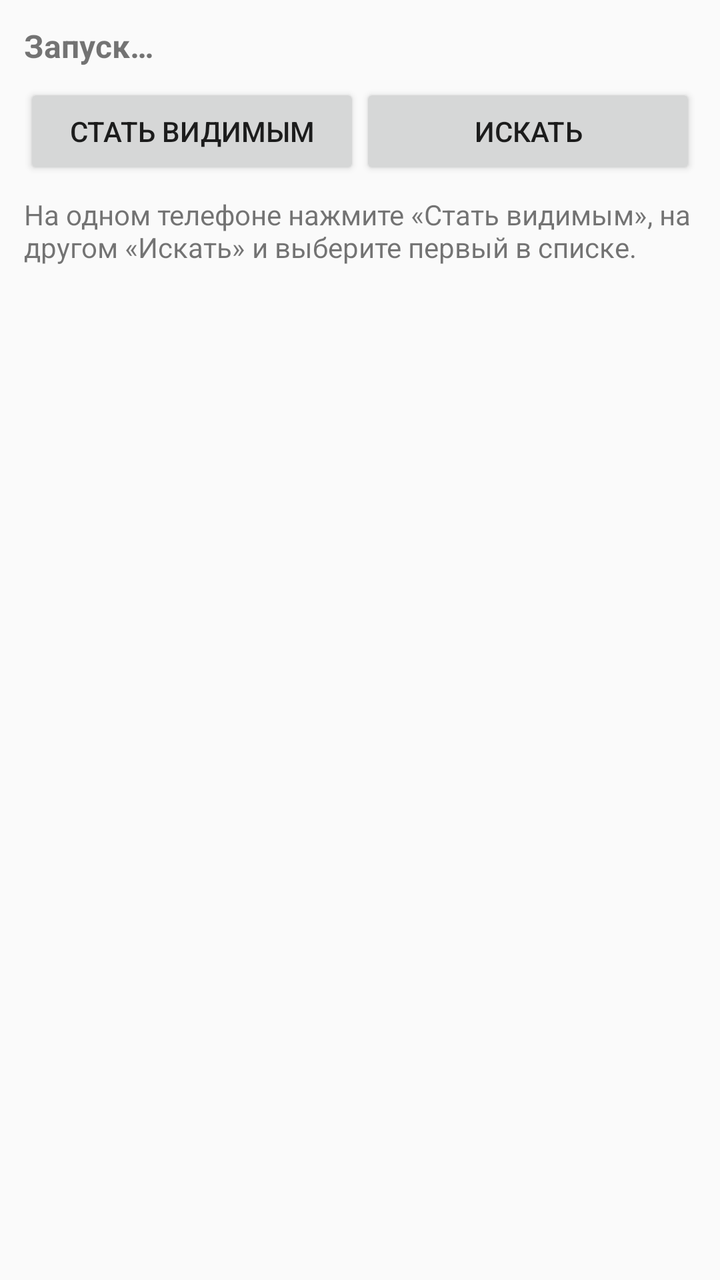
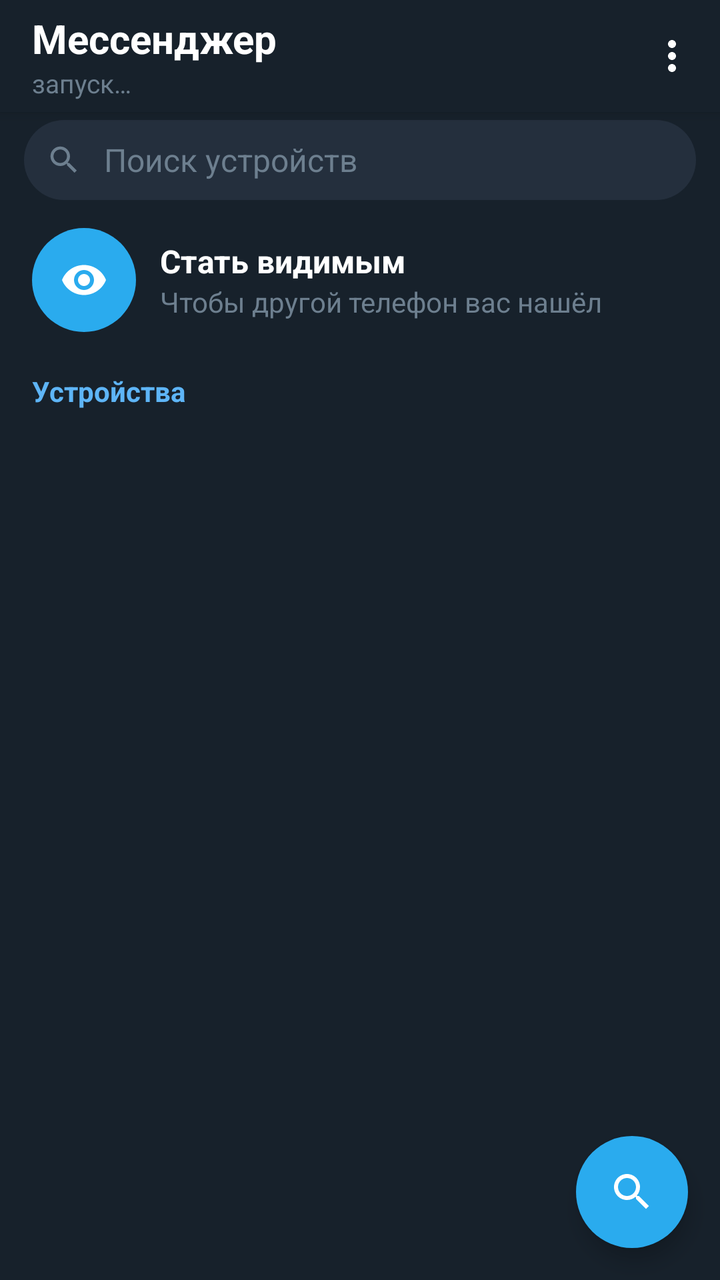

An Android layout rendered at two revisions. The XML below is the earlier revision; the diff shows what the commit changed to produce the second picture.
<!-- AndroidManifest.xml: application theme Theme.BtMessenger -->
<!-- res/layout/activity_main.xml -->
<?xml version="1.0" encoding="utf-8"?>
<LinearLayout xmlns:android="http://schemas.android.com/apk/res/android"
    android:layout_width="match_parent"
    android:layout_height="match_parent"
    android:orientation="vertical"
    android:padding="12dp">

    <TextView
        android:id="@+id/statusText"
        android:layout_width="match_parent"
        android:layout_height="wrap_content"
        android:paddingBottom="8dp"
        android:text="Запуск…"
        android:textSize="16sp"
        android:textStyle="bold" />

    
    <LinearLayout
        android:id="@+id/devicePanel"
        android:layout_width="match_parent"
        android:layout_height="0dp"
        android:layout_weight="1"
        android:orientation="vertical">

        <LinearLayout
            android:layout_width="match_parent"
            android:layout_height="wrap_content"
            android:orientation="horizontal">

            <Button
                android:id="@+id/btnDiscoverable"
                android:layout_width="0dp"
                android:layout_height="wrap_content"
                android:layout_weight="1"
                android:text="Стать видимым" />

            <Button
                android:id="@+id/btnScan"
                android:layout_width="0dp"
                android:layout_height="wrap_content"
                android:layout_weight="1"
                android:text="Искать" />
        </LinearLayout>

        <TextView
            android:layout_width="match_parent"
            android:layout_height="wrap_content"
            android:paddingTop="8dp"
            android:paddingBottom="8dp"
            android:text="На одном телефоне нажмите «Стать видимым», на другом «Искать» и выберите первый в списке." />

        <ListView
            android:id="@+id/deviceList"
            android:layout_width="match_parent"
            android:layout_height="0dp"
            android:layout_weight="1" />
    </LinearLayout>

    
    <LinearLayout
        android:id="@+id/chatPanel"
        android:layout_width="match_parent"
        android:layout_height="0dp"
        android:layout_weight="1"
        android:orientation="vertical"
        android:visibility="gone">

        <ListView
            android:id="@+id/messageList"
            android:layout_width="match_parent"
            android:layout_height="0dp"
            android:layout_weight="1"
            android:divider="@null"
            android:stackFromBottom="true"
            android:transcriptMode="alwaysScroll" />

        <LinearLayout
            android:layout_width="match_parent"
            android:layout_height="wrap_content"
            android:orientation="horizontal">

            <EditText
                android:id="@+id/input"
                android:layout_width="0dp"
                android:layout_height="wrap_content"
                android:layout_weight="1"
                android:hint="Сообщение"
                android:imeOptions="actionSend"
                android:inputType="textCapSentences"
                android:maxLength="1000" />

            <Button
                android:id="@+id/btnSend"
                android:layout_width="wrap_content"
                android:layout_height="wrap_content"
                android:text="Отправить" />
        </LinearLayout>

        <Button
            android:id="@+id/btnDisconnect"
            android:layout_width="match_parent"
            android:layout_height="wrap_content"
            android:text="Отключиться" />
    </LinearLayout>

</LinearLayout>
<!-- resources referenced by this layout -->
<resources>
  <style name="Theme.BtMessenger" parent="Theme.AppCompat.DayNight.DarkActionBar" />
</resources>

<!-- the commit's change to res/layout/activity_main.xml (unified diff, before → after) -->
@@ -2,59 +2,209 @@
 <LinearLayout xmlns:android="http://schemas.android.com/apk/res/android"
     android:layout_width="match_parent"
     android:layout_height="match_parent"
-    android:orientation="vertical"
-    android:padding="12dp">
-
-    <TextView
-        android:id="@+id/statusText"
-        android:layout_width="match_parent"
-        android:layout_height="wrap_content"
-        android:paddingBottom="8dp"
-        android:text="Запуск…"
-        android:textSize="16sp"
-        android:textStyle="bold" />
+    android:background="@color/tg_chat_bg"
+    android:orientation="vertical">
 
     
     <LinearLayout
-        android:id="@+id/devicePanel"
+        android:layout_width="match_parent"
+        android:layout_height="56dp"
+        android:background="@color/tg_header"
+        android:elevation="4dp"
+        android:gravity="center_vertical"
+        android:orientation="horizontal">
+
+        <ImageButton
+            android:id="@+id/btnBack"
+            android:layout_width="48dp"
+            android:layout_height="48dp"
+            android:background="?attr/selectableItemBackgroundBorderless"
+            android:contentDescription="Назад"
+            android:padding="12dp"
+            android:scaleType="centerInside"
+            android:src="@drawable/ic_back"
+            android:visibility="gone" />
+
+        <TextView
+            android:id="@+id/headerAvatar"
+            android:layout_width="40dp"
+            android:layout_height="40dp"
+            android:gravity="center"
+            android:textColor="#FFFFFF"
+            android:textSize="18sp"
+            android:textStyle="bold"
+            android:visibility="gone" />
+
+        <LinearLayout
+            android:layout_width="0dp"
+            android:layout_height="wrap_content"
+            android:layout_weight="1"
+            android:orientation="vertical"
+            android:paddingStart="16dp"
+            android:paddingEnd="8dp">
+
+            <TextView
+                android:id="@+id/headerTitle"
+                android:layout_width="match_parent"
+                android:layout_height="wrap_content"
+                android:ellipsize="end"
+                android:maxLines="1"
+                android:text="Мессенджер"
+                android:textColor="#FFFFFF"
+                android:textSize="20sp"
+                android:textStyle="bold" />
+
+            <TextView
+                android:id="@+id/headerSubtitle"
+                android:layout_width="match_parent"
+                android:layout_height="wrap_content"
+                android:ellipsize="end"
+                android:maxLines="1"
+                android:text="запуск…"
+                android:textColor="@color/tg_secondary"
+                android:textSize="13sp" />
+        </LinearLayout>
+
+        <ImageButton
+            android:id="@+id/btnMore"
+            android:layout_width="48dp"
+            android:layout_height="48dp"
+            android:background="?attr/selectableItemBackgroundBorderless"
+            android:contentDescription="Меню"
+            android:padding="12dp"
+            android:scaleType="centerInside"
+            android:src="@drawable/ic_more" />
+    </LinearLayout>
+
+    
+    <FrameLayout
+        android:id="@+id/listPanel"
         android:layout_width="match_parent"
         android:layout_height="0dp"
         android:layout_weight="1"
-        android:orientation="vertical">
+        android:background="@color/tg_header">
 
         <LinearLayout
             android:layout_width="match_parent"
-            android:layout_height="wrap_content"
-            android:orientation="horizontal">
-
-            <Button
-                android:id="@+id/btnDiscoverable"
-                android:layout_width="0dp"
-                android:layout_height="wrap_content"
+            android:layout_height="match_parent"
+            android:orientation="vertical">
+
+            
+            <LinearLayout
+                android:layout_width="match_parent"
+                android:layout_height="40dp"
+                android:layout_marginStart="12dp"
+                android:layout_marginTop="4dp"
+                android:layout_marginEnd="12dp"
+                android:layout_marginBottom="6dp"
+                android:background="@drawable/bg_search"
+                android:gravity="center_vertical"
+                android:orientation="horizontal">
+
+                <ImageView
+                    android:layout_width="40dp"
+                    android:layout_height="40dp"
+                    android:importantForAccessibility="no"
+                    android:padding="11dp"
+                    android:src="@drawable/ic_search"
+                    android:tint="@color/tg_secondary" />
+
+                <EditText
+                    android:id="@+id/searchInput"
+                    android:layout_width="0dp"
+                    android:layout_height="match_parent"
+                    android:layout_weight="1"
+                    android:background="@null"
+                    android:hint="Поиск устройств"
+                    android:imeOptions="actionDone"
+                    android:inputType="text"
+                    android:maxLines="1"
+                    android:paddingEnd="12dp"
+                    android:textColor="#FFFFFF"
+                    android:textColorHint="@color/tg_secondary"
+                    android:textSize="16sp" />
+            </LinearLayout>
+
+            <LinearLayout
+                android:id="@+id/rowVisible"
+                android:layout_width="match_parent"
+                android:layout_height="wrap_content"
+                android:background="?attr/selectableItemBackground"
+                android:clickable="true"
+                android:focusable="true"
+                android:gravity="center_vertical"
+                android:orientation="horizontal"
+                android:paddingStart="16dp"
+                android:paddingTop="8dp"
+                android:paddingEnd="16dp"
+                android:paddingBottom="8dp">
+
+                <ImageView
+                    android:layout_width="52dp"
+                    android:layout_height="52dp"
+                    android:background="@drawable/bg_circle_blue"
+                    android:contentDescription="Стать видимым"
+                    android:padding="14dp"
+                    android:src="@drawable/ic_visibility" />
+
+                <LinearLayout
+                    android:layout_width="0dp"
+                    android:layout_height="wrap_content"
+                    android:layout_weight="1"
+                    android:orientation="vertical"
+                    android:paddingStart="12dp">
+
+                    <TextView
+                        android:layout_width="match_parent"
+                        android:layout_height="wrap_content"
+                        android:text="Стать видимым"
+                        android:textColor="#FFFFFF"
+                        android:textSize="16sp"
+                        android:textStyle="bold" />
+
+                    <TextView
+                        android:layout_width="match_parent"
+                        android:layout_height="wrap_content"
+                        android:text="Чтобы другой телефон вас нашёл"
+                        android:textColor="@color/tg_secondary"
+                        android:textSize="14sp" />
+                </LinearLayout>
+            </LinearLayout>
+
+            <TextView
+                android:layout_width="match_parent"
+                android:layout_height="wrap_content"
+                android:paddingStart="16dp"
+                android:paddingTop="12dp"
+                android:paddingEnd="16dp"
+                android:paddingBottom="4dp"
+                android:text="Устройства"
+                android:textColor="@color/tg_accent"
+                android:textSize="14sp"
+                android:textStyle="bold" />
+
+            <androidx.recyclerview.widget.RecyclerView
+                android:id="@+id/deviceList"
+                android:layout_width="match_parent"
+                android:layout_height="0dp"
                 android:layout_weight="1"
-                android:text="Стать видимым" />
-
-            <Button
-                android:id="@+id/btnScan"
-                android:layout_width="0dp"
-                android:layout_height="wrap_content"
-                android:layout_weight="1"
-                android:text="Искать" />
+                android:clipToPadding="false"
+                android:paddingBottom="88dp" />
         </LinearLayout>
 
-        <TextView
-            android:layout_width="match_parent"
-            android:layout_height="wrap_content"
-            android:paddingTop="8dp"
-            android:paddingBottom="8dp"
-            android:text="На одном телефоне нажмите «Стать видимым», на другом «Искать» и выберите первый в списке." />
-
-        <ListView
-            android:id="@+id/deviceList"
-            android:layout_width="match_parent"
-            android:layout_height="0dp"
-            android:layout_weight="1" />
-    </LinearLayout>
+        <ImageButton
+            android:id="@+id/fabScan"
+            android:layout_width="56dp"
+            android:layout_height="56dp"
+            android:layout_gravity="bottom|end"
+            android:layout_margin="16dp"
+            android:background="@drawable/bg_circle_blue"
+            android:contentDescription="Искать"
+            android:elevation="6dp"
+            android:padding="16dp"
+            android:scaleType="centerInside"
+            android:src="@drawable/ic_search" />
+    </FrameLayout>
 
     
     <LinearLayout
@@ -62,45 +212,80 @@
         android:layout_width="match_parent"
         android:layout_height="0dp"
         android:layout_weight="1"
+        android:background="@drawable/bg_chat_wallpaper"
         android:orientation="vertical"
         android:visibility="gone">
 
-        <ListView
+        <androidx.recyclerview.widget.RecyclerView
             android:id="@+id/messageList"
             android:layout_width="match_parent"
             android:layout_height="0dp"
             android:layout_weight="1"
-            android:divider="@null"
-            android:stackFromBottom="true"
-            android:transcriptMode="alwaysScroll" />
-
+            android:clipToPadding="false"
+            android:paddingTop="8dp"
+            android:paddingBottom="8dp" />
+
+        
         <LinearLayout
             android:layout_width="match_parent"
             android:layout_height="wrap_content"
-            android:orientation="horizontal">
-
-            <EditText
-                android:id="@+id/input"
+            android:gravity="bottom"
+            android:orientation="horizontal"
+            android:paddingStart="8dp"
+            android:paddingTop="4dp"
+            android:paddingEnd="8dp"
+            android:paddingBottom="8dp">
+
+            <LinearLayout
                 android:layout_width="0dp"
                 android:layout_height="wrap_content"
                 android:layout_weight="1"
-                android:hint="Сообщение"
-                android:imeOptions="actionSend"
-                android:inputType="textCapSentences"
-                android:maxLength="1000" />
-
-            <Button
+                android:background="@drawable/bg_input_pill"
+                android:gravity="bottom"
+                android:minHeight="48dp"
+                android:orientation="horizontal">
+
+                <EditText
+                    android:id="@+id/input"
+                    android:layout_width="0dp"
+                    android:layout_height="wrap_content"
+                    android:layout_weight="1"
+                    android:background="@null"
+                    android:hint="Сообщение"
+                    android:inputType="textCapSentences|textMultiLine"
+                    android:maxLength="1000"
+                    android:maxLines="5"
+                    android:minHeight="48dp"
+                    android:paddingStart="16dp"
+                    android:paddingEnd="4dp"
+                    android:textColor="#FFFFFF"
+                    android:textColorHint="@color/tg_secondary"
+                    android:textSize="17sp" />
+
+                <ImageButton
+                    android:id="@+id/btnLocation"
+                    android:layout_width="48dp"
+                    android:layout_height="48dp"
+                    android:background="?attr/selectableItemBackgroundBorderless"
+                    android:contentDescription="Отправить, где я"
+                    android:padding="12dp"
+                    android:scaleType="centerInside"
+                    android:src="@drawable/ic_place"
+                    android:tint="@color/tg_secondary" />
+            </LinearLayout>
+
+            <ImageButton
                 android:id="@+id/btnSend"
-                android:layout_width="wrap_content"
-                android:layout_height="wrap_content"
-                android:text="Отправить" />
+                android:layout_width="48dp"
+                android:layout_height="48dp"
+                android:layout_marginStart="8dp"
+                android:background="@drawable/bg_circle_blue"
+                android:contentDescription="Отправить"
+                android:padding="12dp"
+                android:scaleType="centerInside"
+                android:src="@drawable/ic_send"
+                android:visibility="gone" />
         </LinearLayout>
-
-        <Button
-            android:id="@+id/btnDisconnect"
-            android:layout_width="match_parent"
-            android:layout_height="wrap_content"
-            android:text="Отключиться" />
     </LinearLayout>
 
 </LinearLayout>
<!-- resource entries referenced after the edit -->
@@ -1,5 +1,104 @@
 <!-- resources referenced by this layout -->
 <resources>
-  <style name="Theme.BtMessenger" parent="Theme.AppCompat.DayNight.DarkActionBar" />
+  <color name="tg_accent">#5EB5F7</color>
+  <color name="tg_chat_bg">#0E1621</color>
+  <color name="tg_header">#17212B</color>
+  <color name="tg_secondary">#6D7F8F</color>
+  <!-- drawable bg_chat_wallpaper (drawable) -->
+  <shape xmlns:android="http://schemas.android.com/apk/res/android"
+      android:shape="rectangle">
+      <gradient
+          android:angle="270"
+          android:endColor="@color/tg_wall_bottom"
+          android:startColor="@color/tg_wall_top" />
+  </shape>
+  <!-- drawable bg_circle_blue (drawable) -->
+  <shape xmlns:android="http://schemas.android.com/apk/res/android"
+      android:shape="oval">
+      <solid android:color="@color/tg_fab" />
+  </shape>
+  <!-- drawable bg_input_pill (drawable) -->
+  <shape xmlns:android="http://schemas.android.com/apk/res/android"
+      android:shape="rectangle">
+      <solid android:color="@color/tg_header" />
+      <corners android:radius="24dp" />
+  </shape>
+  <!-- drawable bg_search (drawable) -->
+  <shape xmlns:android="http://schemas.android.com/apk/res/android"
+      android:shape="rectangle">
+      <solid android:color="@color/tg_search" />
+      <corners android:radius="20dp" />
+  </shape>
+  <!-- drawable ic_back (drawable) -->
+  <vector xmlns:android="http://schemas.android.com/apk/res/android"
+      android:width="24dp"
+      android:height="24dp"
+      android:viewportWidth="24"
+      android:viewportHeight="24">
+      <path
+          android:fillColor="#FFFFFFFF"
+          android:pathData="M20,11H7.83l5.59,-5.59L12,4l-8,8 8,8 1.41,-1.41L7.83,13H20v-2z" />
+  </vector>
+  <!-- drawable ic_more (drawable) -->
+  <vector xmlns:android="http://schemas.android.com/apk/res/android"
+      android:width="24dp"
+      android:height="24dp"
+      android:viewportWidth="24"
+      android:viewportHeight="24">
+      <path
+          android:fillColor="#FFFFFFFF"
+          android:pathData="M12,8c1.1,0 2,-0.9 2,-2s-0.9,-2 -2,-2 -2,0.9 -2,2 0.9,2 2,2zM12,10c-1.1,0 -2,0.9 -2,2s0.9,2 2,2 2,-0.9 2,-2 -0.9,-2 -2,-2zM12,16c-1.1,0 -2,0.9 -2,2s0.9,2 2,2 2,-0.9 2,-2 -0.9,-2 -2,-2z" />
+  </vector>
+  <!-- drawable ic_place (drawable) -->
+  <vector xmlns:android="http://schemas.android.com/apk/res/android"
+      android:width="24dp"
+      android:height="24dp"
+      android:viewportWidth="24"
+      android:viewportHeight="24">
+      <path
+          android:fillColor="#FFFFFFFF"
+          android:pathData="M12,2C8.13,2 5,5.13 5,9c0,5.25 7,13 7,13s7,-7.75 7,-13c0,-3.87 -3.13,-7 -7,-7zM12,11.5c-1.38,0 -2.5,-1.12 -2.5,-2.5s1.12,-2.5 2.5,-2.5 2.5,1.12 2.5,2.5 -1.12,2.5 -2.5,2.5z" />
+  </vector>
+  <!-- drawable ic_search (drawable) -->
+  <vector xmlns:android="http://schemas.android.com/apk/res/android"
+      android:width="24dp"
+      android:height="24dp"
+      android:viewportWidth="24"
+      android:viewportHeight="24">
+      <path
+          android:fillColor="#FFFFFFFF"
+          android:pathData="M15.5,14h-0.79l-0.28,-0.27C15.41,12.59 16,11.11 16,9.5 16,5.91 13.09,3 9.5,3S3,5.91 3,9.5 5.91,16 9.5,16c1.61,0 3.09,-0.59 4.23,-1.57l0.27,0.28v0.79l5,4.99L20.49,19l-4.99,-5zM9.5,14C7.01,14 5,11.99 5,9.5S7.01,5 9.5,5 14,7.01 14,9.5 11.99,14 9.5,14z" />
+  </vector>
+  <!-- drawable ic_send (drawable) -->
+  <vector xmlns:android="http://schemas.android.com/apk/res/android"
+      android:width="24dp"
+      android:height="24dp"
+      android:viewportWidth="24"
+      android:viewportHeight="24">
+      <path
+          android:fillColor="#FFFFFFFF"
+          android:pathData="M2.01,21L23,12 2.01,3 2,10l15,2 -15,2z" />
+  </vector>
+  <!-- drawable ic_visibility (drawable) -->
+  <vector xmlns:android="http://schemas.android.com/apk/res/android"
+      android:width="24dp"
+      android:height="24dp"
+      android:viewportWidth="24"
+      android:viewportHeight="24">
+      <path
+          android:fillColor="#FFFFFFFF"
+          android:pathData="M12,4.5C7,4.5 2.73,7.61 1,12c1.73,4.39 6,7.5 11,7.5s9.27,-3.11 11,-7.5c-1.73,-4.39 -6,-7.5 -11,-7.5zM12,17c-2.76,0 -5,-2.24 -5,-5s2.24,-5 5,-5 5,2.24 5,5 -2.24,5 -5,5zM12,9c-1.66,0 -3,1.34 -3,3s1.34,3 3,3 3,-1.34 3,-3 -1.34,-3 -3,-3z" />
+  </vector>
+  <style name="Theme.BtMessenger" parent="Theme.AppCompat.NoActionBar">
+          <item name="colorAccent">@color/tg_fab</item>
+          <item name="android:windowBackground">@color/tg_header</item>
+          <item name="android:statusBarColor">@color/tg_header</item>
+          <item name="android:navigationBarColor">@color/tg_header</item>
+          <item name="android:textColorPrimary">#FFFFFF</item>
+      </style>
+  <color name="tg_wall_bottom">#13202D</color>
+  <color name="tg_wall_top">#0B1119</color>
+  <color name="tg_fab">#2AABEE</color>
+  <color name="tg_search">#242F3D</color>
 </resources>
 
